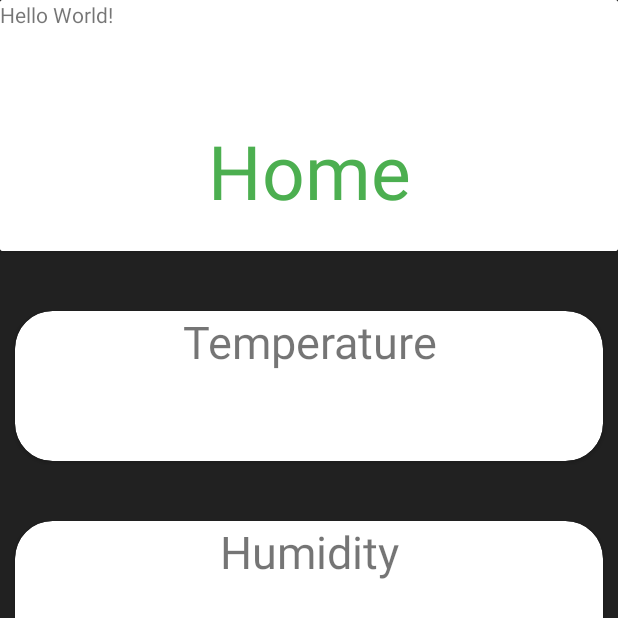
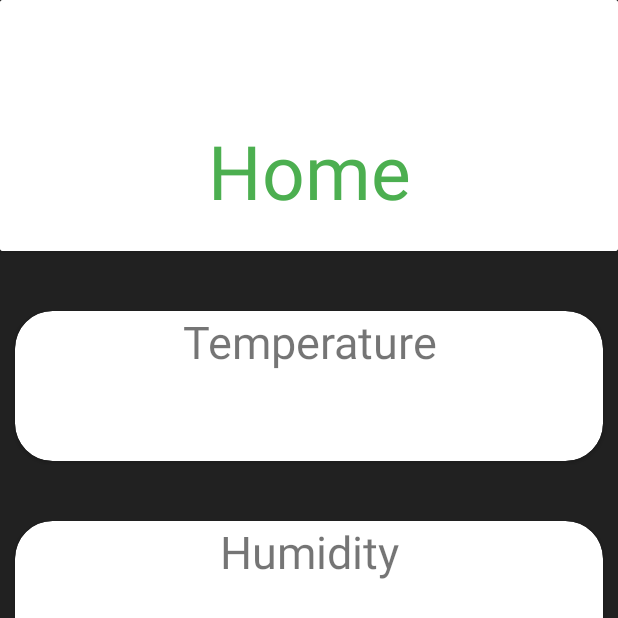
Before and after one commit to SterretjeK/Smart-cupboard-app, an Android app: the screen it shows after launch (MainActivity), on a phone screen of 412 x 824 dp, the top half of it. Run offline under Robolectric (Android 15) with nearby library versions, the phone set to English and light mode, and no system bars; 1 statement that could not run was skipped.

Commit message:
Deleted hello world example web server

```diff
--- a/App/app/src/main/res/layout/activity_main.xml
+++ b/App/app/src/main/res/layout/activity_main.xml
@@ -22,14 +22,4 @@
         app:menu="@menu/bottom_navigation"
         android:background="?attr/colorOnPrimary"/>
 
-    <TextView
-        android:id="@+id/hoi"
-        android:layout_width="wrap_content"
-        android:layout_height="wrap_content"
-        android:text="Hello World!"
-        app:layout_constraintBottom_toBottomOf="parent"
-        app:layout_constraintLeft_toLeftOf="parent"
-        app:layout_constraintRight_toRightOf="parent"
-        app:layout_constraintTop_toTopOf="parent" />
-
 </RelativeLayout>
```
